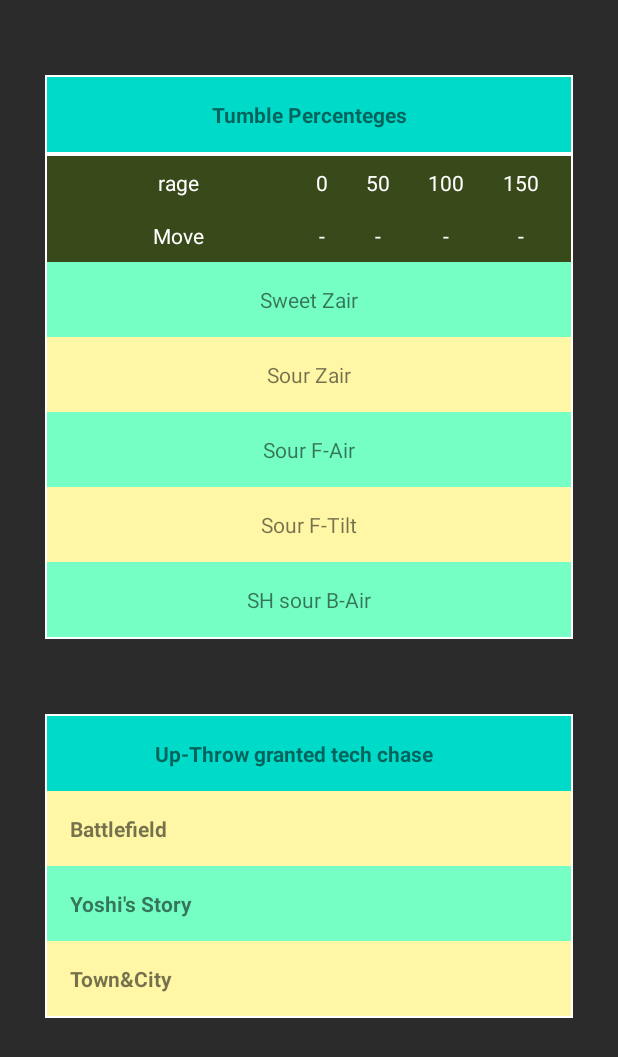
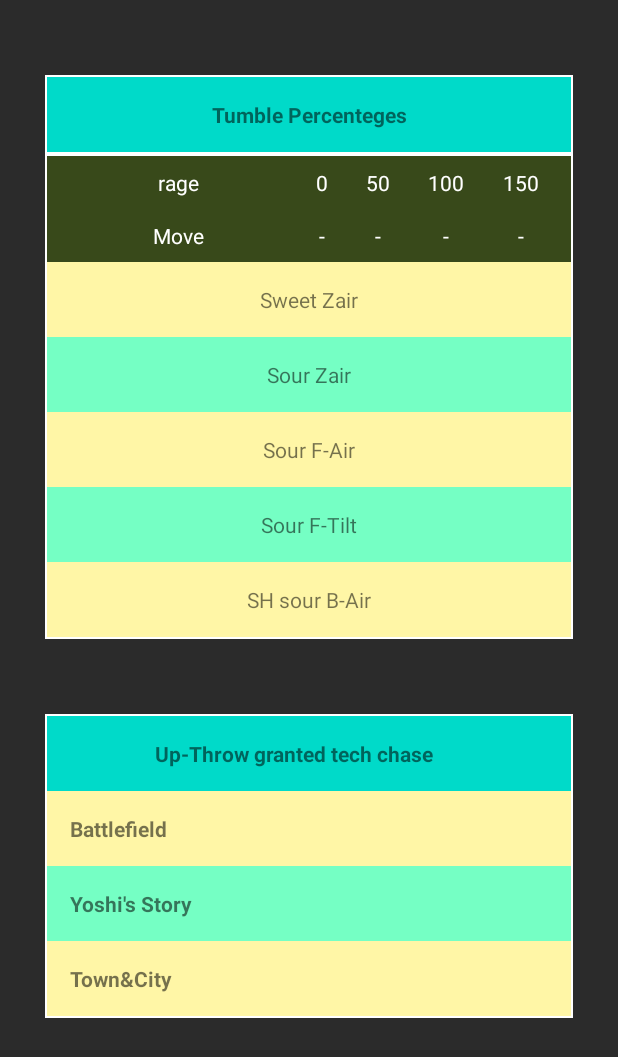
Before and after one commit to Dacrenzio/Lucapp-Android, an Android app: the layout fragment_tech_chase.xml on its own in the app's theme, with its tools: preview values and no code run, on a phone screen of 412 x 824 dp. Shown: the top 1057 px of the screen. Run offline under Robolectric (Android 15) with nearby library versions, the phone set to English and light mode, and no system bars.

Commit message:
Aggiustati dei colori sulle tabelle

```diff
--- a/app/src/main/java/com/lucases/ui/main/FragmentKillConfirm.java
+++ b/app/src/main/java/com/lucases/ui/main/FragmentKillConfirm.java
@@ -1,5 +1,6 @@
 package com.lucases.ui.main;
 
+import android.graphics.Color;
 import android.os.Bundle;
 import android.view.Gravity;
 import android.view.LayoutInflater;
@@ -45,6 +46,7 @@ public class FragmentKillConfirm extends Fragment {
         int i = 51;
         for (TableLayout table : tables) {
             TableRow row = new TableRow(table.getContext());
+            row.setBackgroundColor(Color.parseColor("#FFF6A6"));
             for (int j = 0; j < 4; j++) {
                 TextView text = getTextView(row, 1);
                 text.setText(DataShowActivity.charData[i++]);
@@ -53,6 +55,7 @@ public class FragmentKillConfirm extends Fragment {
             table.addView(row);
             if (i == 63) {
                 row = new TableRow(root.findViewById(R.id.tableDairLoopSide).getContext());
+                row.setBackgroundColor(Color.parseColor("#FFF6A6"));
                 TextView text = getTextView(row, 1);
                 text.setText(DataShowActivity.charData[i++]);
                 row.addView(text);
@@ -63,6 +66,7 @@ public class FragmentKillConfirm extends Fragment {
                 t.addView(row);
                 if (!DataShowActivity.charData[i].equals("")) {
                     row = new TableRow(root.findViewById(R.id.rowDairLoopNote).getContext());
+                    row.setBackgroundColor(Color.parseColor("#FFF6A6"));
                     text = getTextView(row, 1);
                     text.setText(DataShowActivity.charData[i++]);
                     row.addView(text);
--- a/app/src/main/res/layout/fragment_tech_chase.xml
+++ b/app/src/main/res/layout/fragment_tech_chase.xml
@@ -123,7 +123,7 @@
             android:layout_width="match_parent"
             android:layout_height="65dp"
             android:layout_gravity="center"
-            android:background="#75FFC4"
+            android:background="#FFF6A6"
             android:padding="15dp">
 
             <TextView
@@ -137,7 +137,7 @@
             android:layout_width="match_parent"
             android:layout_height="65dp"
             android:layout_gravity="center"
-            android:background="#FFF6A6"
+            android:background="#75FFC4"
             android:padding="15dp">
 
             <TextView
@@ -151,7 +151,7 @@
             android:layout_width="match_parent"
             android:layout_height="65dp"
             android:layout_gravity="center"
-            android:background="#75FFC4"
+            android:background="#FFF6A6"
             android:padding="15dp">
 
             <TextView
@@ -165,7 +165,7 @@
             android:layout_width="match_parent"
             android:layout_height="65dp"
             android:layout_gravity="center"
-            android:background="#FFF6A6"
+            android:background="#75FFC4"
             android:padding="15dp">
 
             <TextView
@@ -179,7 +179,7 @@
             android:layout_width="match_parent"
             android:layout_height="65dp"
             android:layout_gravity="center"
-            android:background="#75FFC4"
+            android:background="#FFF6A6"
             android:padding="15dp">
 
             <TextView
```
